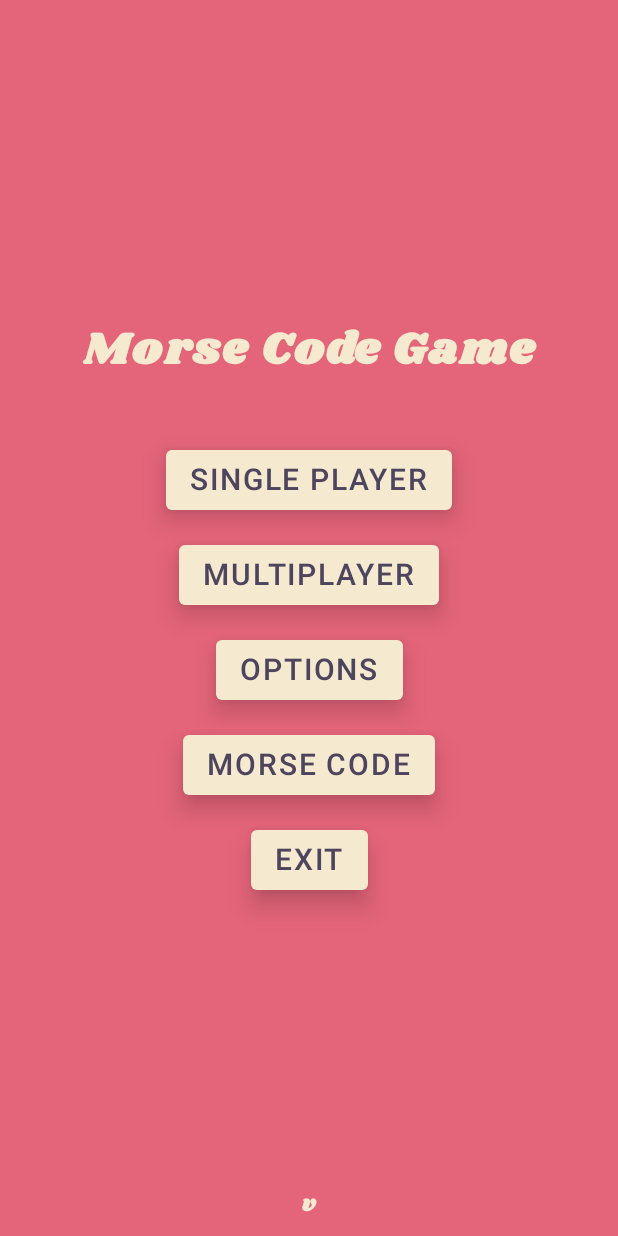
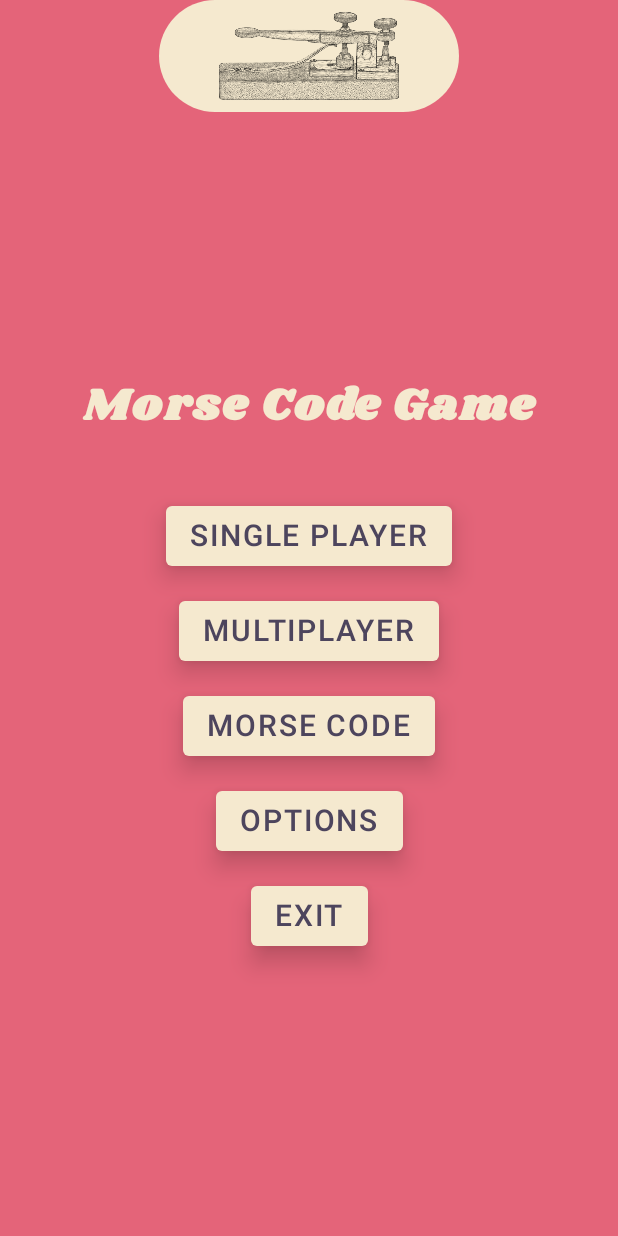
Before and after one commit to Risto12/MorseCodeGame, an Android app built with Jetpack Compose: the composable MainMenu called with empty values, on a phone screen of 412 x 824 dp. Run offline under Robolectric (Android 15) with nearby library versions, the phone set to English and light mode, and no system bars; our stand-ins replace Dagger/Hilt's generated code.

Commit message:
feat: vector images

```diff
--- a/app/src/main/java/com/example/morsecodegame/MainActivity.kt
+++ b/app/src/main/java/com/example/morsecodegame/MainActivity.kt
@@ -6,8 +6,11 @@ import androidx.activity.ComponentActivity
 import androidx.activity.compose.setContent
 import androidx.activity.viewModels
 import androidx.compose.foundation.BorderStroke
+import androidx.compose.foundation.Image
 import androidx.compose.foundation.background
 import androidx.compose.foundation.layout.*
+import androidx.compose.foundation.shape.CircleShape
+import androidx.compose.material.Divider
 import androidx.compose.material.Icon
 import androidx.compose.material.MaterialTheme
 import androidx.compose.material.Surface
@@ -17,7 +20,10 @@ import androidx.compose.runtime.*
 import androidx.compose.runtime.saveable.rememberSaveable
 import androidx.compose.ui.Alignment
 import androidx.compose.ui.Modifier
+import androidx.compose.ui.draw.clip
+import androidx.compose.ui.modifier.modifierLocalConsumer
 import androidx.compose.ui.platform.LocalContext
+import androidx.compose.ui.res.painterResource
 import androidx.compose.ui.res.stringResource
 import androidx.compose.ui.tooling.preview.Preview
 import androidx.compose.ui.unit.dp
@@ -254,7 +260,9 @@ fun ButtonWithInfoBox(
                     color = MaterialTheme.colors.primary,
                     border = BorderStroke(2.dp, color = MaterialTheme.colors.onPrimary),
                     contentColor = MaterialTheme.colors.onPrimary,
-                    modifier = Modifier.defaultMinSize(100.dp, 100.dp).sizeIn(maxWidth = 350.dp)
+                    modifier = Modifier
+                        .defaultMinSize(100.dp, 100.dp)
+                        .sizeIn(maxWidth = 350.dp)
                 ) {
                     Column(
                         verticalArrangement = Arrangement.Center,
@@ -302,9 +310,28 @@ private fun MainMenu(
     version: String
 ) = MorseCodeGameTheme {
     val localContext = LocalContext.current
-    Box(modifier = Modifier.background(color = MaterialTheme.colors.background)) {
+    Column(modifier = Modifier.background(MaterialTheme.colors.background)) {
+        Box(modifier = Modifier
+            .clip(CircleShape)
+            .background(MaterialTheme.colors.primary)
+            .fillMaxHeight()
+            .weight(0.1f)
+            .align(Alignment.CenterHorizontally)) {
+            Image(
+                painterResource(R.drawable.telegraph),
+                contentDescription = "Telegraph",
+                modifier = Modifier
+                    .width(200.dp)
+                    .height(200.dp)
+                    .align(Alignment.BottomCenter)
+                    .padding(start = 40.dp, end = 40.dp)
+            )
+        }
         Column(
-            modifier = Modifier.fillMaxSize(),
+            modifier = Modifier
+                .wrapContentSize()
+                .weight(1f)
+                .fillMaxWidth(),
             verticalArrangement = Arrangement.Center,
             horizontalAlignment = Alignment.CenterHorizontally
         ) {
@@ -314,7 +341,7 @@ private fun MainMenu(
             SharedComposable.DefaultButton(
                 configurations = SharedComposable.DefaultButtonConfigurations(
                     text = localContext.getStringUpper(R.string.start_screen_single_player),
-                    click = onClickSinglePlayer
+                    click = onClickSinglePlayer,
                 )
             )
             SharedComposable.DefaultButton(
@@ -326,14 +353,14 @@ private fun MainMenu(
             )
             SharedComposable.DefaultButton(
                 configurations = SharedComposable.DefaultButtonConfigurations(
-                    text = localContext.getStringUpper(R.string.start_screen_options),
-                    click = onClickOptions
+                    text = localContext.getStringUpper(R.string.start_screen_morse_code),
+                    click = onClickMorseCode
                 )
             )
             SharedComposable.DefaultButton(
                 configurations = SharedComposable.DefaultButtonConfigurations(
-                    text = localContext.getStringUpper(R.string.start_screen_morse_code),
-                    click = onClickMorseCode
+                    text = localContext.getStringUpper(R.string.start_screen_options),
+                    click = onClickOptions
                 )
             )
             SharedComposable.DefaultButton(
@@ -342,15 +369,14 @@ private fun MainMenu(
                     click = onClickExit
                 )
             )
-        }
+        }/*
         SharedComposable.DefaultText(
             text = "v$version",
             fontSize = 15.sp,
             modifier = Modifier
-                .align(Alignment.BottomCenter)
-                .padding(bottom = 10.dp),
+                .padding(bottom = 10.dp).align(Alignment.BottomCenter),
             color = MaterialTheme.colors.primary
-        )
+        )*/
     }
 }
 
--- a/app/src/main/res/values/strings.xml
+++ b/app/src/main/res/values/strings.xml
@@ -18,7 +18,7 @@
     <string name="flash_light_not_supported">Your phone doesn\'t support flashlight</string>
     <string name="flash_light_not_supported_characters">Input contains not supported characters. Supported characters are </string>
     <string name="flash_light_empty_value">This value can\'t be empty. Please insert text</string>
-    <string name="flash_light_insert_text">Insert text</string>
+    <string name="flash_light_insert_text">Insert text which you want to morse with your phones flashlight</string>
 
     <string name="start_screen_sound">SOUND</string>
     <string name="start_screen_single_player">SINGLE PLAYER</string>
```
Also changed, not shown: app/src/main/java/com/example/morsecodegame/FlashLightActivity.kt (+14 -4 lines), app/src/main/res/drawable/telegraph.png (added), app/src/main/res/drawable/vintage_light_bulb.png (added).
